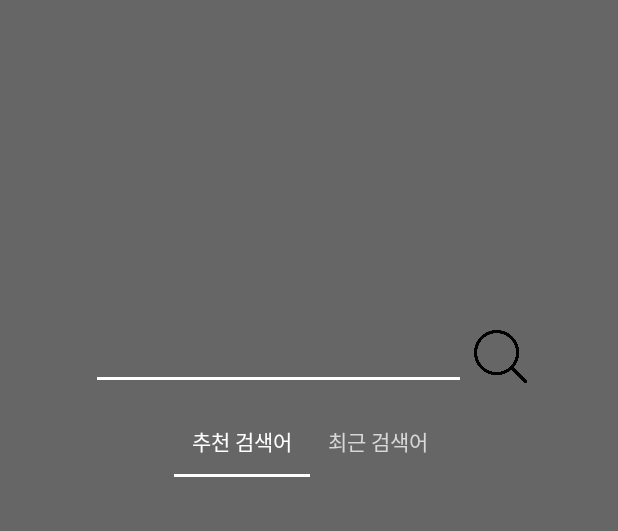
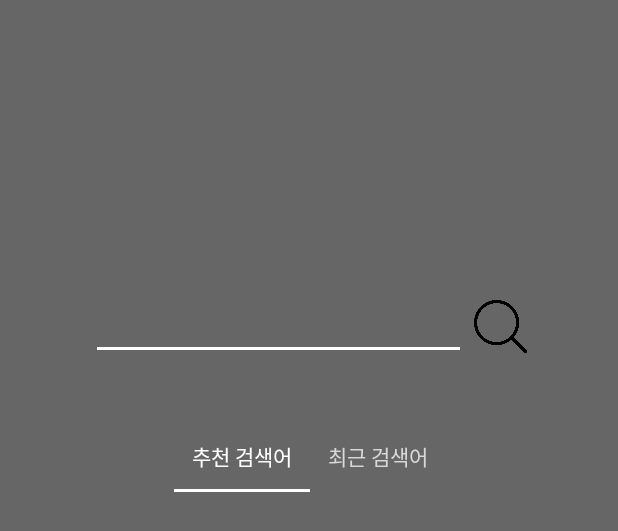
Before and after one commit to minngz/Manzbuy_app, an Android app: the layout search_main.xml on its own in the app's theme, with its tools: preview values and no code run, on a phone screen of 412 x 824 dp. Shown: the top 531 px of the screen. Run offline under Robolectric (Android 15) with nearby library versions, the phone set to English and light mode, and no system bars.

Commit message:
[MOD] search tab

```diff
--- a/app/src/main/res/layout/search_main.xml
+++ b/app/src/main/res/layout/search_main.xml
@@ -34,6 +34,7 @@
                 android:layout_height="wrap_content"
                 android:layout_below="@+id/main_search_edit"
                 android:layout_marginLeft="55dp"
+                android:layout_marginTop="30dp"
                 android:id="@+id/search_tab"
                 app:tabIndicatorColor="@color/colorWhite"
                 app:tabTextColor="#D8D8D8"
@@ -52,14 +53,16 @@
 
             </android.support.design.widget.TabLayout>
 
-            <FrameLayout
-                android:id="@+id/search_fragment"
+            <android.support.v4.view.ViewPager
+                android:id="@+id/search_viewpager"
                 android:layout_width="280dp"
                 android:layout_height="280dp"
                 android:layout_below="@+id/search_tab"
                 android:layout_marginLeft="5dp"
-                android:layout_marginTop="6dp"
-                android:layout_marginRight="3dp"></FrameLayout>
+                android:layout_marginTop="15dp"
+                android:layout_marginRight="3dp">
+            </android.support.v4.view.ViewPager>
+
 
         </RelativeLayout>
 
```
Also changed, not shown: app/src/main/java/com/example/manzbuy/SearchTabViewPagerAdapter.java (added, +33 -0 lines).
